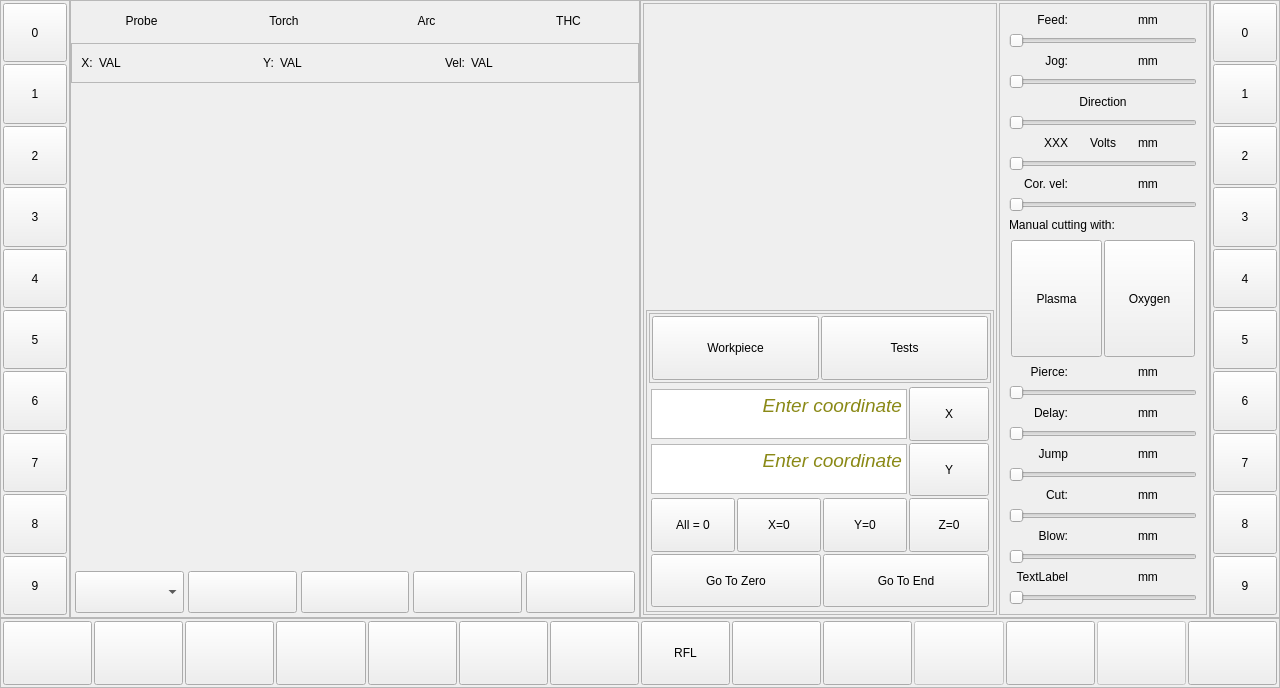
The window that qtgui/qtgui.ui (daiman444/lcnc29_lpt_qtplasma) describes before a commit, drawn with Qt 5.
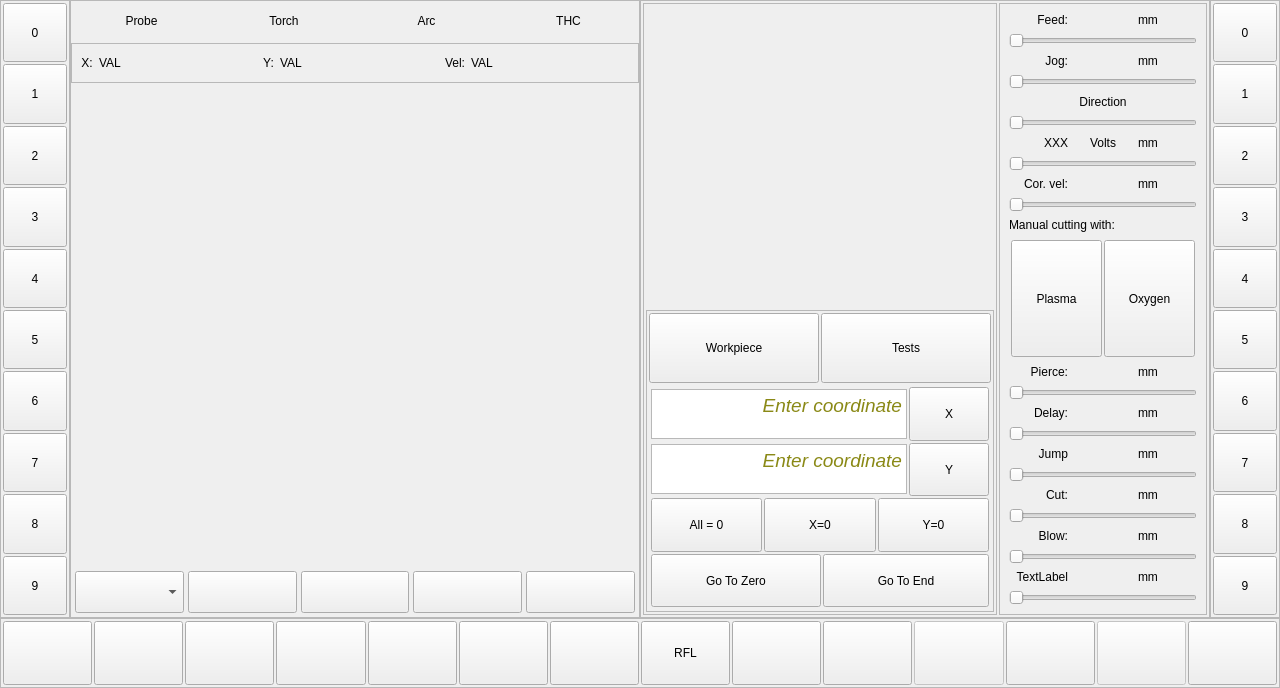
The same window after the commit. Icons and pictures are not drawn. Custom widgets are drawn as their Qt base class.

Commit message: changes for mdi buttons

What changed in the file:
```diff
--- a/qtgui/qtgui.ui
+++ b/qtgui/qtgui.ui
@@ -1380,7 +1380,7 @@
                        <string notr="true"/>
                       </property>
                       <property name="frameShape">
-                       <enum>QFrame::StyledPanel</enum>
+                       <enum>QFrame::NoFrame</enum>
                       </property>
                       <property name="frameShadow">
                        <enum>QFrame::Raised</enum>
@@ -1390,16 +1390,16 @@
                         <number>2</number>
                        </property>
                        <property name="leftMargin">
-                        <number>2</number>
+                        <number>0</number>
                        </property>
                        <property name="topMargin">
-                        <number>2</number>
+                        <number>0</number>
                        </property>
                        <property name="rightMargin">
-                        <number>2</number>
+                        <number>0</number>
                        </property>
                        <property name="bottomMargin">
-                        <number>2</number>
+                        <number>0</number>
                        </property>
                        <item>
                         <widget class="QPushButton" name="pb_workpiece">
@@ -1465,6 +1465,32 @@
                           </property>
                          </widget>
                         </item>
+                        <item row="5" column="0" colspan="2">
+                         <widget class="QPushButton" name="pb_goto_zero">
+                          <property name="sizePolicy">
+                           <sizepolicy hsizetype="Expanding" vsizetype="Expanding">
+                            <horstretch>0</horstretch>
+                            <verstretch>0</verstretch>
+                           </sizepolicy>
+                          </property>
+                          <property name="text">
+                           <string>Go To Zero</string>
+                          </property>
+                         </widget>
+                        </item>
+                        <item row="5" column="2" colspan="2">
+                         <widget class="QPushButton" name="pb_goto_end">
+                          <property name="sizePolicy">
+                           <sizepolicy hsizetype="Expanding" vsizetype="Expanding">
+                            <horstretch>0</horstretch>
+                            <verstretch>0</verstretch>
+                           </sizepolicy>
+                          </property>
+                          <property name="text">
+                           <string>Go To End</string>
+                          </property>
+                         </widget>
+                        </item>
                         <item row="0" column="0" colspan="3">
                          <widget class="QTextEdit" name="textEdit">
                           <property name="sizePolicy">
@@ -1488,29 +1514,26 @@
                           </property>
                          </widget>
                         </item>
-                        <item row="3" column="1">
-                         <widget class="QPushButton" name="pb_x_zero">
+                        <item row="1" column="0" colspan="3">
+                         <widget class="QTextEdit" name="textEdit_3">
                           <property name="sizePolicy">
-                           <sizepolicy hsizetype="Expanding" vsizetype="Expanding">
+                           <sizepolicy hsizetype="Expanding" vsizetype="Preferred">
                             <horstretch>0</horstretch>
                             <verstretch>0</verstretch>
                            </sizepolicy>
                           </property>
-                          <property name="text">
-                           <string>X=0</string>
+                          <property name="maximumSize">
+                           <size>
+                            <width>16777215</width>
+                            <height>50</height>
+                           </size>
                           </property>
-                         </widget>
-                        </item>
-                        <item row="3" column="2">
-                         <widget class="QPushButton" name="pb_y_zero">
-                          <property name="sizePolicy">
-                           <sizepolicy hsizetype="Expanding" vsizetype="Expanding">
-                            <horstretch>0</horstretch>
-                            <verstretch>0</verstretch>
-                           </sizepolicy>
-                          </property>
-                          <property name="text">
-                           <string>Y=0</string>
+                          <property name="html">
+                           <string>&lt;!DOCTYPE HTML PUBLIC &quot;-//W3C//DTD HTML 4.0//EN&quot; &quot;http://www.w3.org/TR/REC-html40/strict.dtd&quot;&gt;
+&lt;html&gt;&lt;head&gt;&lt;meta name=&quot;qrichtext&quot; content=&quot;1&quot; /&gt;&lt;style type=&quot;text/css&quot;&gt;
+p, li { white-space: pre-wrap; }
+&lt;/style&gt;&lt;/head&gt;&lt;body style=&quot; font-family:'Noto Sans'; font-size:10.5pt; font-weight:400; font-style:normal;&quot;&gt;
+&lt;p align=&quot;right&quot; style=&quot; margin-top:12px; margin-bottom:12px; margin-left:0px; margin-right:0px; -qt-block-indent:0; text-indent:0px;&quot;&gt;&lt;span style=&quot; font-size:14pt; font-style:italic; color:#8a8916;&quot;&gt;Enter coordinate&lt;/span&gt;&lt;/p&gt;&lt;/body&gt;&lt;/html&gt;</string>
                           </property>
                          </widget>
                         </item>
@@ -1527,20 +1550,31 @@
                           </property>
                          </widget>
                         </item>
-                        <item row="3" column="3">
-                         <widget class="QPushButton" name="pb_z_zero">
-                          <property name="sizePolicy">
-                           <sizepolicy hsizetype="Expanding" vsizetype="Expanding">
-                            <horstretch>0</horstretch>
-                            <verstretch>0</verstretch>
-                           </sizepolicy>
+                        <item row="2" column="0" colspan="4">
+                         <widget class="QFrame" name="frame_6">
+                          <property name="frameShape">
+                           <enum>QFrame::NoFrame</enum>
                           </property>
-                          <property name="text">
-                           <string>Z=0</string>
+                          <property name="frameShadow">
+                           <enum>QFrame::Raised</enum>
                           </property>
-                         </widget>
-                        </item>
-                        <item row="3" column="0">
+                          <layout class="QHBoxLayout" name="horizontalLayout_9">
+                           <property name="spacing">
+                            <number>2</number>
+                           </property>
+                           <property name="leftMargin">
+                            <number>0</number>
+                           </property>
+                           <property name="topMargin">
+                            <number>0</number>
+                           </property>
+                           <property name="rightMargin">
+                            <number>0</number>
+                           </property>
+                           <property name="bottomMargin">
+                            <number>0</number>
+                           </property>
+                           <item>
                          <widget class="QPushButton" name="pb_xyz_zero">
                           <property name="sizePolicy">
                            <sizepolicy hsizetype="Expanding" vsizetype="Expanding">
@@ -1553,8 +1587,8 @@
                           </property>
                          </widget>
                         </item>
-                        <item row="4" column="0" colspan="2">
-                         <widget class="QPushButton" name="pb_x_zero_2">
+                           <item>
+                            <widget class="QPushButton" name="pb_x_zero">
                           <property name="sizePolicy">
                            <sizepolicy hsizetype="Expanding" vsizetype="Expanding">
                             <horstretch>0</horstretch>
@@ -1562,12 +1596,12 @@
                            </sizepolicy>
                           </property>
                           <property name="text">
-                           <string>Go To Zero</string>
+                              <string>X=0</string>
                           </property>
                          </widget>
                         </item>
-                        <item row="4" column="2" colspan="2">
-                         <widget class="QPushButton" name="pb_x_zero_3">
+                           <item>
+                            <widget class="QPushButton" name="pb_y_zero">
                           <property name="sizePolicy">
                            <sizepolicy hsizetype="Expanding" vsizetype="Expanding">
                             <horstretch>0</horstretch>
@@ -1575,31 +1609,11 @@
                            </sizepolicy>
                           </property>
                           <property name="text">
-                           <string>Go To End</string>
+                              <string>Y=0</string>
                           </property>
                          </widget>
                         </item>
-                        <item row="1" column="0" colspan="3">
-                         <widget class="QTextEdit" name="textEdit_3">
-                          <property name="sizePolicy">
-                           <sizepolicy hsizetype="Expanding" vsizetype="Preferred">
-                            <horstretch>0</horstretch>
-                            <verstretch>0</verstretch>
-                           </sizepolicy>
-                          </property>
-                          <property name="maximumSize">
-                           <size>
-                            <width>16777215</width>
-                            <height>50</height>
-                           </size>
-                          </property>
-                          <property name="html">
-                           <string>&lt;!DOCTYPE HTML PUBLIC &quot;-//W3C//DTD HTML 4.0//EN&quot; &quot;http://www.w3.org/TR/REC-html40/strict.dtd&quot;&gt;
-&lt;html&gt;&lt;head&gt;&lt;meta name=&quot;qrichtext&quot; content=&quot;1&quot; /&gt;&lt;style type=&quot;text/css&quot;&gt;
-p, li { white-space: pre-wrap; }
-&lt;/style&gt;&lt;/head&gt;&lt;body style=&quot; font-family:'Noto Sans'; font-size:10.5pt; font-weight:400; font-style:normal;&quot;&gt;
-&lt;p align=&quot;right&quot; style=&quot; margin-top:12px; margin-bottom:12px; margin-left:0px; margin-right:0px; -qt-block-indent:0; text-indent:0px;&quot;&gt;&lt;span style=&quot; font-size:14pt; font-style:italic; color:#8a8916;&quot;&gt;Enter coordinate&lt;/span&gt;&lt;/p&gt;&lt;/body&gt;&lt;/html&gt;</string>
-                          </property>
+                          </layout>
                          </widget>
                         </item>
                        </layout>
```
Lines whose indentation alone changed are shown as unchanged. The commit also changes 1 other file.
